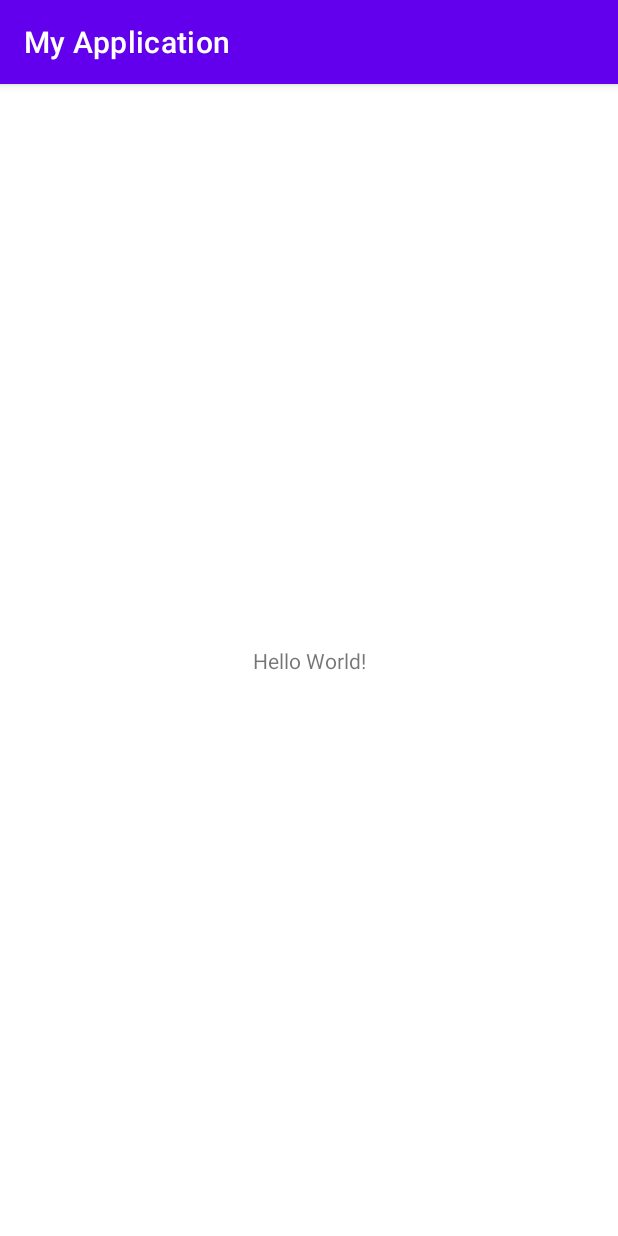
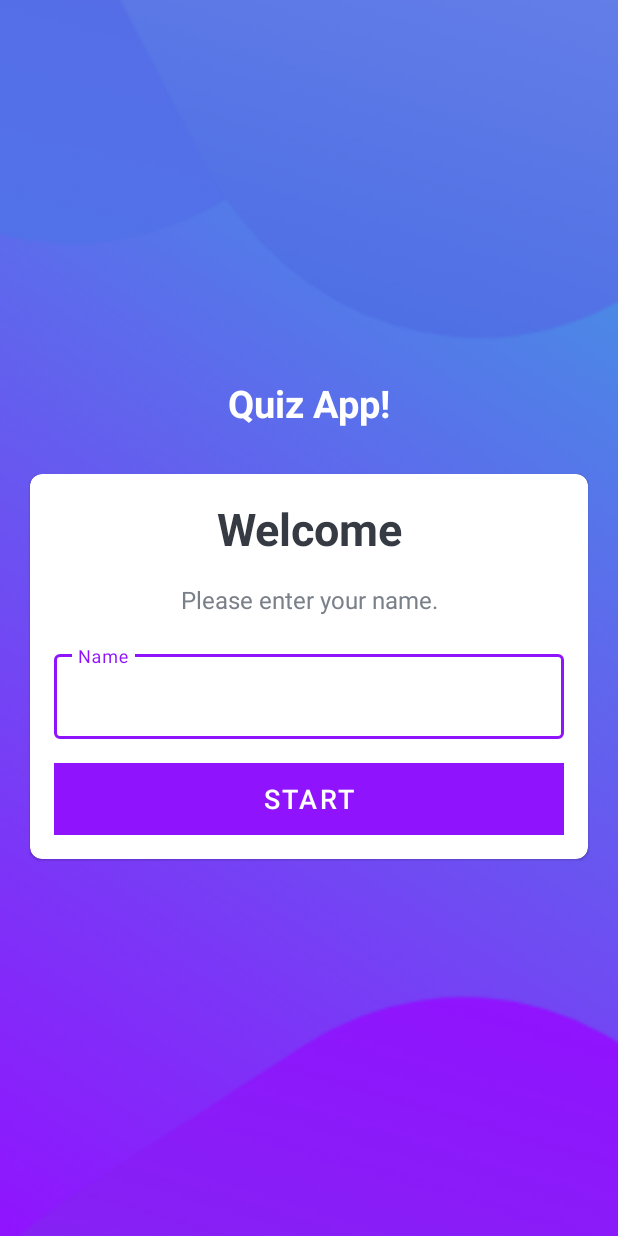
Before and after one commit to PhamDuyTruong/Learning-Android, an Android app: the screen it shows after launch (MainActivity), on a phone screen of 412 x 824 dp. Run offline under Robolectric (Android 15) with nearby library versions, the phone set to English and light mode, and no system bars.

Commit message:
git add . git commit -m"setting up first UI" git push

```diff
--- a/app/src/main/AndroidManifest.xml
+++ b/app/src/main/AndroidManifest.xml
@@ -1,21 +1,19 @@
 <?xml version="1.0" encoding="utf-8"?>
 <manifest xmlns:android="http://schemas.android.com/apk/res/android"
-    xmlns:tools="http://schemas.android.com/tools"
     package="com.example.myapplication">
 
     <application
         android:allowBackup="true"
-        android:dataExtractionRules="@xml/data_extraction_rules"
-        android:fullBackupContent="@xml/backup_rules"
         android:icon="@mipmap/ic_launcher"
         android:label="@string/app_name"
         android:roundIcon="@mipmap/ic_launcher_round"
         android:supportsRtl="true"
-        android:theme="@style/Theme.MyApplication"
-        tools:targetApi="31">
+        android:theme="@style/Theme.QuizApp">
         <activity
             android:name=".MainActivity"
-            android:exported="true">
+            android:exported="true"
+            android:theme="@style/NoactionBar"
+            android:screenOrientation="portrait">
             <intent-filter>
                 <action android:name="android.intent.action.MAIN" />
 
--- a/app/src/main/res/layout/activity_main.xml
+++ b/app/src/main/res/layout/activity_main.xml
@@ -1,18 +1,89 @@
 <?xml version="1.0" encoding="utf-8"?>
-<androidx.constraintlayout.widget.ConstraintLayout xmlns:android="http://schemas.android.com/apk/res/android"
+<LinearLayout xmlns:android="http://schemas.android.com/apk/res/android"
     xmlns:app="http://schemas.android.com/apk/res-auto"
+    android:id="@+id/parentLayout"
     xmlns:tools="http://schemas.android.com/tools"
     android:layout_width="match_parent"
     android:layout_height="match_parent"
+    android:gravity="center"
+    android:background="@drawable/ic_bg"
+    android:orientation="vertical"
     tools:context=".MainActivity">
 
     <TextView
-        android:layout_width="wrap_content"
+        android:id="@+id/tvAppName"
+        android:layout_width="match_parent"
         android:layout_height="wrap_content"
-        android:text="Hello World!"
-        app:layout_constraintBottom_toBottomOf="parent"
-        app:layout_constraintEnd_toEndOf="parent"
-        app:layout_constraintStart_toStartOf="parent"
-        app:layout_constraintTop_toTopOf="parent" />
+        android:layout_marginBottom="30dp"
+        android:gravity="center"
+        android:text="Quiz App!"
+        android:textColor="@color/white"
+        android:textSize="25sp"
+        android:textStyle="bold" />
 
-</androidx.constraintlayout.widget.ConstraintLayout>
+    <com.google.android.material.card.MaterialCardView
+        android:layout_width="match_parent"
+        android:layout_height="wrap_content"
+        android:layout_marginStart="20dp"
+        android:layout_marginEnd="20dp"
+        android:background="@color/white"
+        android:elevation="5dp"
+        app:cardCornerRadius="8dp">
+
+        <LinearLayout
+            android:layout_width="match_parent"
+            android:layout_height="wrap_content"
+            android:layout_margin="16dp"
+            android:orientation="vertical">
+
+            <TextView
+                android:id="@+id/tv_title"
+                android:layout_width="match_parent"
+                android:layout_height="wrap_content"
+                android:gravity="center"
+                android:text="Welcome"
+                android:textColor="#363A43"
+                android:textSize="30sp"
+                android:textStyle="bold" />
+
+            <TextView
+                android:id="@+id/tv_description"
+                android:layout_width="match_parent"
+                android:layout_height="wrap_content"
+                android:layout_marginTop="16dp"
+                android:gravity="center"
+                android:text="Please enter your name."
+                android:textColor="#7A8089"
+                android:textSize="16sp" />
+            <com.google.android.material.textfield.TextInputLayout
+                android:id="@+id/til_name"
+                style="@style/Widget.MaterialComponents.TextInputLayout.OutlinedBox"
+                android:layout_width="match_parent"
+                android:layout_height="wrap_content"
+                android:layout_marginTop="20dp">
+
+                <androidx.appcompat.widget.AppCompatEditText
+                    android:id="@+id/et_name"
+                    android:layout_width="match_parent"
+                    android:layout_height="wrap_content"
+                    android:imeOptions="actionGo"
+                    android:hint="Name"
+                    android:inputType="textCapWords"
+                    android:textColor="#363A43"
+                    android:textColorHint="#7A8089" />
+            </com.google.android.material.textfield.TextInputLayout>
+
+            <Button
+                android:id="@+id/btn_start"
+                android:layout_width="match_parent"
+                android:layout_height="wrap_content"
+                android:layout_marginTop="16dp"
+                android:background="@color/colorPrimary"
+                android:text="Start"
+                android:textColor="@android:color/white"
+                android:textSize="18sp" />
+        </LinearLayout>
+
+    </com.google.android.material.card.MaterialCardView>
+
+</LinearLayout>
--- a/app/src/main/res/values/colors.xml
+++ b/app/src/main/res/values/colors.xml
@@ -1,10 +1,12 @@
 <?xml version="1.0" encoding="utf-8"?>
 <resources>
-    <color name="purple_200">#FFBB86FC</color>
-    <color name="purple_500">#FF6200EE</color>
-    <color name="purple_700">#FF3700B3</color>
     <color name="teal_200">#FF03DAC5</color>
     <color name="teal_700">#FF018786</color>
     <color name="black">#FF000000</color>
     <color name="white">#FFFFFFFF</color>
+
+    <!--TODO (STEP 1: Change the theme colors as per our requirement.)-->
+    <color name="colorPrimary">#FF9013FE</color>
+    <color name="colorPrimaryDark">#FF6A1B9A</color>
+    <color name="colorAccent">#FF9013FE</color>
 </resources>
--- a/app/src/main/res/values/strings.xml
+++ b/app/src/main/res/values/strings.xml
@@ -1,3 +1,3 @@
 <resources>
-    <string name="app_name">My Application</string>
+    <string name="app_name">QuizApp</string>
 </resources>
--- a/app/src/main/res/values/themes.xml
+++ b/app/src/main/res/values/themes.xml
@@ -1,9 +1,9 @@
 <resources xmlns:tools="http://schemas.android.com/tools">
     <!-- Base application theme. -->
-    <style name="Theme.MyApplication" parent="Theme.MaterialComponents.DayNight.DarkActionBar">
+    <style name="Theme.QuizApp" parent="Theme.MaterialComponents.DayNight.DarkActionBar">
         <!-- Primary brand color. -->
-        <item name="colorPrimary">@color/purple_500</item>
-        <item name="colorPrimaryVariant">@color/purple_700</item>
+        <item name="colorPrimary">@color/colorPrimary</item>
+        <item name="colorPrimaryVariant">@color/colorPrimaryDark</item>
         <item name="colorOnPrimary">@color/white</item>
         <!-- Secondary brand color. -->
         <item name="colorSecondary">@color/teal_200</item>
@@ -13,4 +13,13 @@
         <item name="android:statusBarColor" tools:targetApi="l">?attr/colorPrimaryVariant</item>
         <!-- Customize your theme here. -->
     </style>
+    <!--TODO (STEP 3: Create a custom theme with no actionbar.)-->
+    <style name="NoactionBar" parent="Theme.MaterialComponents.DayNight.NoActionBar">
+
+        <item name="colorPrimary">@color/colorPrimary</item>
+        <item name="colorPrimaryVariant">@color/colorPrimaryDark</item>
+        <item name="colorOnPrimary">@color/white</item>
+        <!-- Todo 6 Hide status bar for window full screen -->
+        <item name="android:windowFullscreen">true</item>
+    </style>
 </resources>
```
Also changed, not shown: app/src/main/res/drawable-v24/ic_bg.png (added), app/src/main/res/drawable/ic_launcher_background.xml (line endings or trailing spaces).
